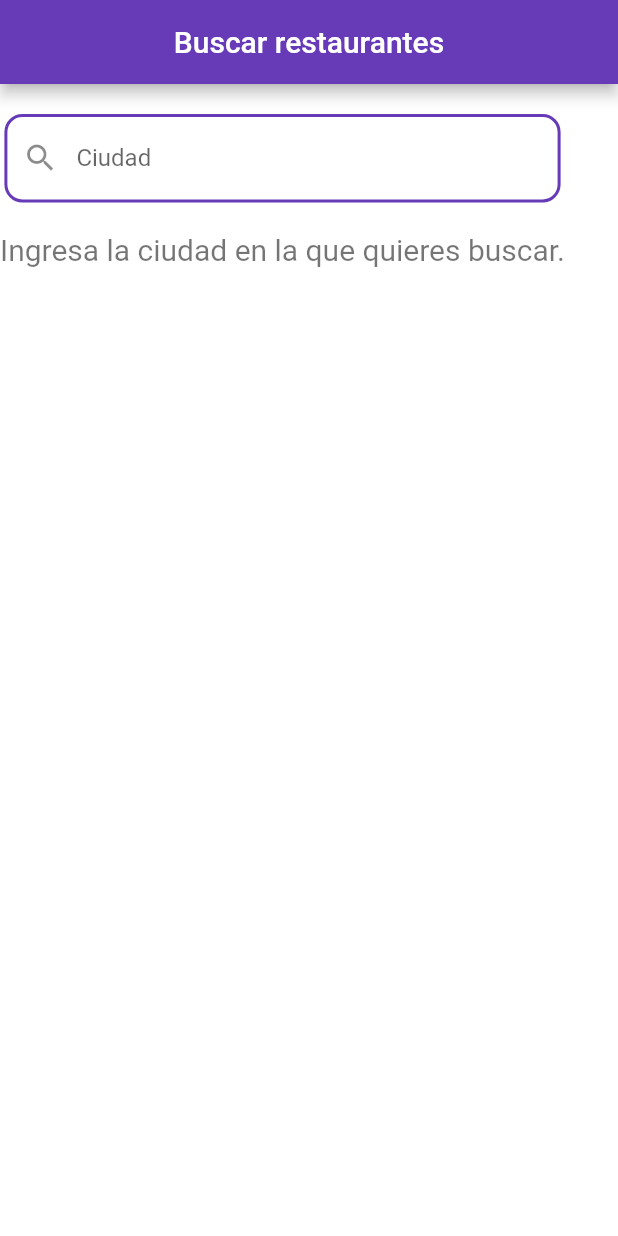
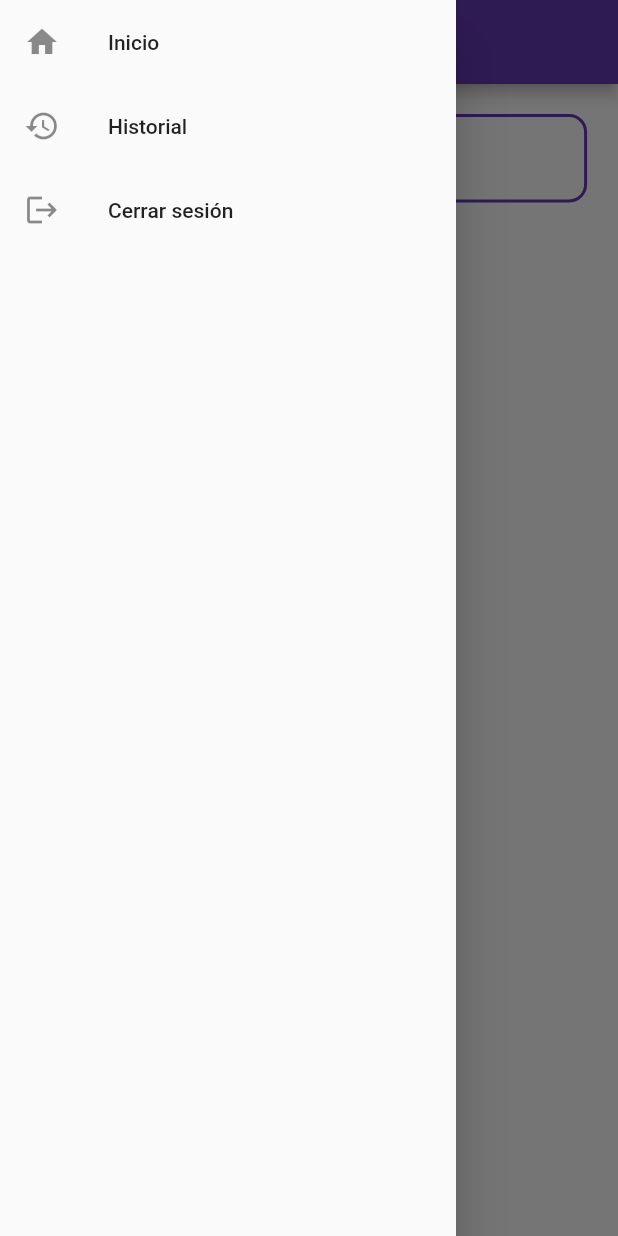
Before and after one commit to dasafodev/frontend-test, a Flutter app: the screen it shows after launch, with the side drawer open (before the commit the screen has no drawer), on a phone screen of 412 x 824 dp. Run offline on Flutter 3.47's test engine with Material 2 defaults, Android fonts, the phone set to English and light mode, and no system bars; our stand-ins replace firebase_auth, firebase_core, get; accounts and stored records are empty.

Commit message:
restaurants list and drawer

```diff
--- a/lib/app/data/models/city_model.dart
+++ b/lib/app/data/models/city_model.dart
@@ -1,6 +1,6 @@
 import 'dart:convert';
 
-List<City> cityFromJson(String str) => List<City>.from(json.decode(str).map((x) => City.fromJson(x)));
+List<City> cityFromJson(List<dynamic> str) => List<City>.from(str.map((x) => City.fromJson(x)));
 
 String cityToJson(List<City> data) => json.encode(List<dynamic>.from(data.map((x) => x.toJson())));
 
--- /dev/null
+++ b/lib/app/global_widgets/drawer.dart
@@ -0,0 +1,38 @@
+import 'package:firebase_auth/firebase_auth.dart';
+import 'package:flutter/material.dart';
+import 'package:frontend_test/app/routes/app_pages.dart';
+import 'package:get/get.dart';
+
+class CustomDrawer extends StatelessWidget {
+  const CustomDrawer({
+    Key? key,
+  }) : super(key: key);
+
+  @override
+  Widget build(BuildContext context) {
+    return Drawer(
+      child: ListView(
+        children: [
+          ListTile(
+            leading: Icon(Icons.home),
+            title: Text('Inicio'),
+            onTap: () => Get.offAllNamed(Routes.HOME),
+          ),
+          ListTile(
+            leading: Icon(Icons.history),
+            title: Text('Historial'),
+            onTap: () => Get.offAllNamed(Routes.HISTORY),
+          ),
+          ListTile(
+            leading: Icon(Icons.logout),
+            title: Text('Cerrar sesión'),
+            onTap: () {
+              Get.offAllNamed(Routes.LOGIN);
+              FirebaseAuth.instance.signOut();
+            },
+          )
+        ],
+      ),
+    );
+  }
+}
--- a/lib/app/modules/history/views/history_view.dart
+++ b/lib/app/modules/history/views/history_view.dart
@@ -1,4 +1,5 @@
 import 'package:flutter/material.dart';
+import 'package:frontend_test/app/global_widgets/drawer.dart';
 
 import 'package:get/get.dart';
 
@@ -12,6 +13,7 @@ class HistoryView extends GetView<HistoryController> {
         title: Text('HistoryView'),
         centerTitle: true,
       ),
+      drawer: CustomDrawer(),
       body: Center(
         child: Text(
           'HistoryView is working',
--- a/lib/app/modules/home/controllers/home_controller.dart
+++ b/lib/app/modules/home/controllers/home_controller.dart
@@ -1,16 +1,18 @@
-import 'package:flutter/material.dart';
+import 'package:frontend_test/app/data/models/restaurant_model.dart';
 import 'package:frontend_test/app/modules/home/providers/cities_provider.dart';
+import 'package:frontend_test/app/modules/home/providers/restaurants_provider.dart';
 import 'package:get/get.dart';
 
 class HomeController extends GetxController {
-  // final searchController = TextEditingController();
   final cityName = ''.obs;
-  final citiesProvider = CitiesProvider();
+  final _citiesProvider = CitiesProvider();
+  final _restaurantsProvider = RestaurantsProvider();
+  final RxList<Restaurant> restaurants = RxList();
+  final isLoading = false.obs;
+
   @override
   void onInit() {
-    // TODO: implement onInit
     super.onInit();
-    // searchController.addListener(() { });
     debounce(cityName, (newValue) {
       print(newValue);
       getData();
@@ -18,6 +20,18 @@ class HomeController extends GetxController {
   }
 
   getData() async {
-    await citiesProvider.getCity(cityName.value);
+    isLoading.value = true;
+    if (cityName.value.length > 3) {
+      final city = await _citiesProvider.getCity(cityName.value);
+      final restaurantsResp = (await _restaurantsProvider.getRestaurants(
+              city.latitude.toString(), city.longitude.toString()))
+          .data;
+      restaurantsResp.removeWhere((element) => element.name == '');
+      restaurants.clear();
+      restaurants.addAll(restaurantsResp);
+    }else{
+      restaurants.clear();
+    }
+    isLoading.value = false;
   }
 }
--- a/lib/app/modules/home/providers/cities_provider.dart
+++ b/lib/app/modules/home/providers/cities_provider.dart
@@ -2,8 +2,6 @@ import 'package:frontend_test/app/data/models/city_model.dart';
 import 'package:get/get.dart';
 
 class CitiesProvider extends GetConnect {
-
-
   Future<City> getCity(String cityName) async {
     print('buscado');
     const header = {'X-Api-Key': '4jXjgo5yCpqycszaxxAjzg==bbYaGJdO12BalzkB'};
--- a/lib/app/modules/home/views/home_view.dart
+++ b/lib/app/modules/home/views/home_view.dart
@@ -1,5 +1,6 @@
 import 'package:flutter/material.dart';
 import 'package:frontend_test/app/global_widgets/custom_input.dart';
+import 'package:frontend_test/app/global_widgets/drawer.dart';
 
 import 'package:get/get.dart';
 
@@ -13,6 +14,7 @@ class HomeView extends GetView<HomeController> {
         title: Text('Buscar restaurantes'),
         centerTitle: true,
       ),
+      drawer: CustomDrawer(),
       body: Column(
         children: [
           SizedBox(
@@ -26,7 +28,22 @@ class HomeView extends GetView<HomeController> {
           SizedBox(
             height: 20,
           ),
-          screenText(),
+          Expanded(
+              // height: 300,
+              child: Obx(() => !controller.isLoading.value
+                  ? ListView.builder(
+                      itemBuilder: (context, index) {
+                        final rest = controller.restaurants[index];
+                        return ListTile(
+                          title: Text(rest.name),
+                        );
+                      },
+                      itemCount: controller.restaurants.length,
+                    )
+                  : Center(
+                      child: CircularProgressIndicator(),
+                    )))
+          // screenText(),
         ],
       ),
     );
```
Also changed, not shown: lib/app/data/models/restaurant_model.dart (+18 -129 lines), lib/app/modules/home/providers/restaurants_provider.dart (+17 -4 lines).
